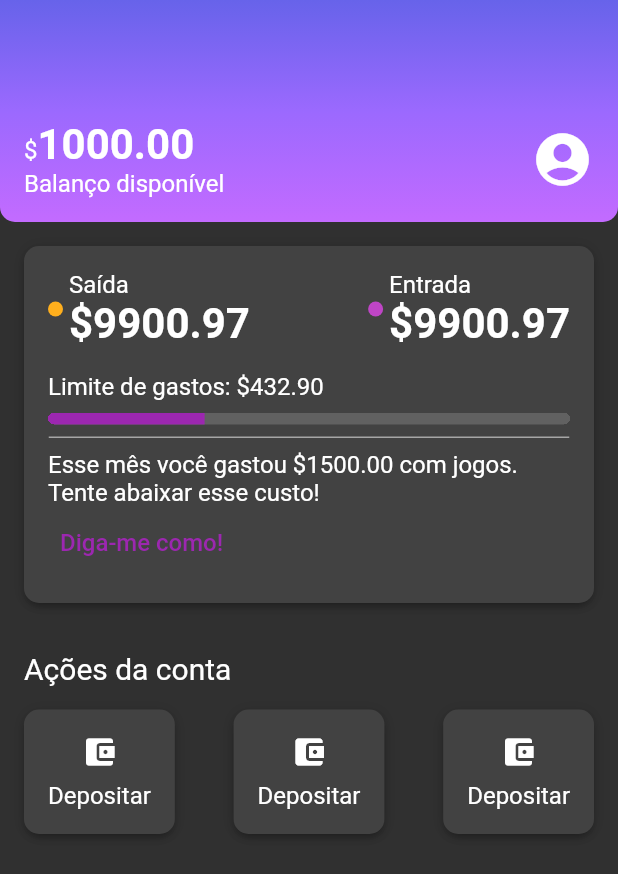
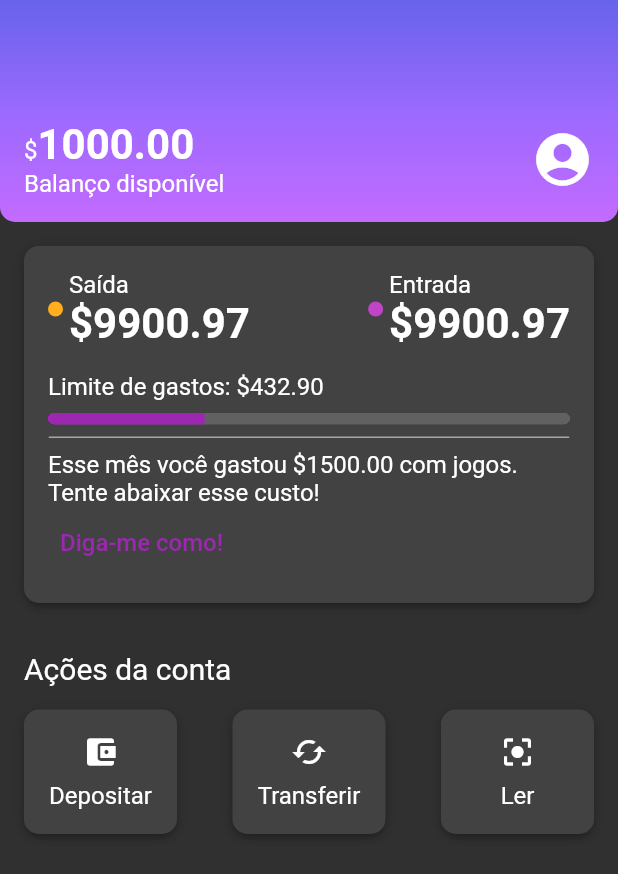
Before and after one commit to alura-cursos/curso_estilizacao, a Flutter app: the screen it shows after launch, on a phone screen of 412 x 824 dp. Shown: the top 874 px of the screen. Run offline on Flutter 3.47's test engine with Material 2 defaults, Android fonts, the light colour scheme and no system bars.

Commit message:
vídeo 5.6

```diff
--- a/lib/components/box_card.dart
+++ b/lib/components/box_card.dart
@@ -6,7 +6,7 @@
 
   @override
   Widget build(BuildContext context){
-    return Container(
+    return Ink(
       padding: const EdgeInsets.all(16),
       decoration: BoxDecoration(
         boxShadow: kElevationToShadow[3],
--- a/lib/components/sections/account_actions.dart
+++ b/lib/components/sections/account_actions.dart
@@ -18,22 +18,31 @@
           Row(
             mainAxisAlignment: MainAxisAlignment.spaceBetween,
             children: [
-              BoxCard(
+              InkWell(
+                onTap: (){},
+                child: BoxCard(
                   boxContent: _AccountActionsContent(
                     icon: Icon(Icons.account_balance_wallet),
                     text: 'Depositar',
                   ),
                 ),
-              BoxCard(
+              ),
+              InkWell(
+                onTap: (){},
+                child: BoxCard(
                   boxContent: _AccountActionsContent(
-                  icon: Icon(Icons.account_balance_wallet),
-                  text: 'Depositar',
+                    icon: Icon(Icons.cached),
+                    text: 'Transferir',
                   ),
                 ),
-              BoxCard(
+              ),
+              InkWell(
+                onTap: (){},
+                child: BoxCard(
                   boxContent: _AccountActionsContent(
-                  icon: Icon(Icons.account_balance_wallet),
-                  text: 'Depositar',
+                    icon: Icon(Icons.center_focus_strong),
+                    text: 'Ler',
+                  ),
                 ),
               ),
             ],
@@ -51,7 +60,9 @@
 
   @override
   Widget build(BuildContext context){
-    return Column(
+    return Container(
+      width: 70,
+      child: Column(
         children: [
           Padding(
             padding: const EdgeInsets.only(bottom: 8.0),
@@ -59,6 +70,7 @@
           ),
           Text(text),
         ],
+      ),
     );
   }
 }
```
Lines whose indentation alone changed are shown as unchanged.
